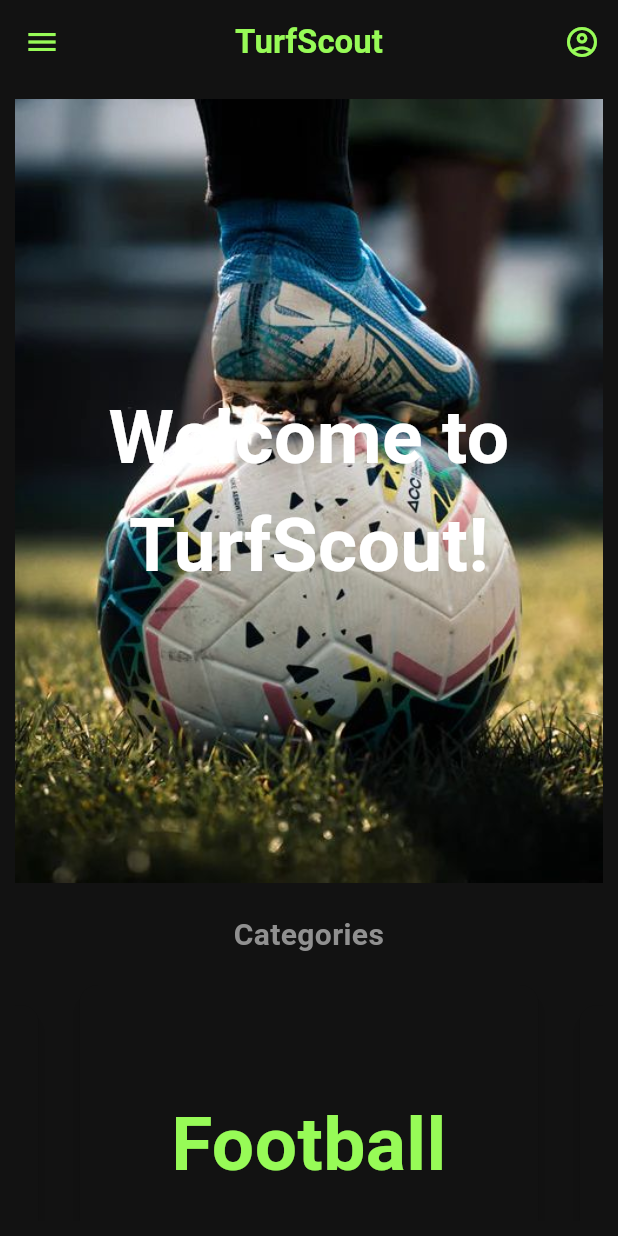
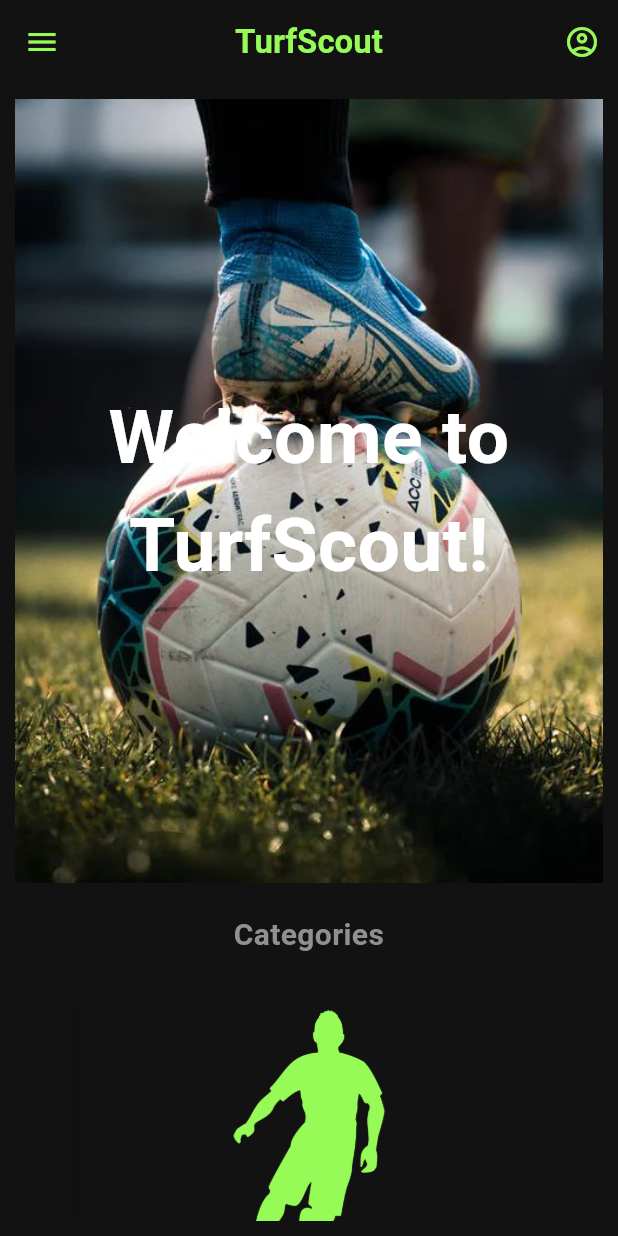
Before and after one commit to Uyog/TurfScout, a Flutter app: the HomePage screen opened directly, on a phone screen of 412 x 824 dp. Run offline on Flutter 3.47's test engine with Material 3 defaults, Android fonts, the phone set to English and light mode, and no system bars; drawn by our look-alikes of carousel_slider; our stand-ins replace animated_splash_screen, firebase_core, page_transition; accounts and stored records are empty.

Commit message:
Progress3

```diff
--- a/lib/screens/home_page.dart
+++ b/lib/screens/home_page.dart
@@ -72,7 +72,10 @@ class HomePage extends StatelessWidget{
 
       //AppBar
        appBar: AppBar(
-        title: const Text("TurfScout", style: TextStyle(color: Color(0xff97FB57), fontWeight: FontWeight.bold),),
+        title: const Text("TurfScout",
+        style: TextStyle(
+          color: Color(0xff97FB57),
+          fontWeight: FontWeight.bold),),
         actions: [
           IconButton(onPressed: (){
              Navigator.push(
@@ -140,19 +143,16 @@ class HomePage extends StatelessWidget{
         ),
       );
     },
-    child:  const SizedBox( width: double.infinity, height: double.infinity,
+    child:   SizedBox( width: double.infinity, height: double.infinity,
       child: Card(
-        color: Color(0xff121212),
+        color: const Color(0xff121212),
         elevation: 4,
-        child: Padding(padding:  EdgeInsets.all(16),
+        child: Padding(padding:  const EdgeInsets.all(16),
           child: Stack(
           children: [
      Positioned(
       child: Center(
-        child: Text(
-          'Football',
-          textAlign: TextAlign.center,
-          style: TextStyle(fontSize: 50, fontWeight: FontWeight.bold,color: Color(0xff97FB57),),),
+        child:Image.asset('assets/images/pngegg (1).png' ,color:const Color(0xff97FB57),)
       ),
     ),
   ],),
@@ -171,22 +171,19 @@ class HomePage extends StatelessWidget{
         MaterialPageRoute<void>(
           builder: (BuildContext context) => const BasketballPage(),
         ),);},
-    child:  const SizedBox(
+    child:   SizedBox(
       width: double.infinity,
       height: double.infinity,
       child:  Card(
-        color: Color(0xff121212),
+        color:const Color(0xff121212),
         elevation: 4,
         child: Padding(
-          padding:  EdgeInsets.all(16),
+          padding:  const EdgeInsets.all(16),
           child:  Stack(
           children: [
      Positioned(
       child: Center(
-        child: Text(
-          'Basketball',
-          textAlign: TextAlign.center,
-          style: TextStyle(fontSize: 50, fontWeight: FontWeight.bold,color: Color(0xff97FB57),),),
+        child: Image.asset('assets/images/pngegg (2).png' ,color:const Color(0xff97FB57),)
       ),
     ),
   ],),
@@ -205,22 +202,19 @@ class HomePage extends StatelessWidget{
         MaterialPageRoute<void>(
           builder: (BuildContext context) => const TennisPage(),
         ),);},
-    child:  const SizedBox(
+    child:   SizedBox(
       width: double.infinity,
       height: double.infinity,
       child:  Card(
-        color: Color(0xff121212),
+        color: const Color(0xff121212),
         elevation: 4,
         child: Padding(
-          padding:  EdgeInsets.all(16),
+          padding:  const EdgeInsets.all(16),
           child:  Stack(
           children: [
      Positioned(
       child: Center(
-        child: Text(
-          'Tennis',
-          textAlign: TextAlign.center,
-          style: TextStyle(fontSize: 50, fontWeight: FontWeight.bold,color: Color(0xff97FB57),),),
+        child:Image.asset('assets/images/pngegg (4).png' ,color:const Color(0xff97FB57),),
       ),
     ),
   ],),
--- a/pubspec.yaml
+++ b/pubspec.yaml
@@ -38,6 +38,7 @@ dependencies:
   carousel_slider: ^4.2.1
   animated_splash_screen: ^1.3.0
   page_transition: ^2.1.0
+  table_calendar: ^3.1.1
 
 dev_dependencies:
   flutter_test:
```
Also changed, not shown: assets/images/Soccer pitch.jpeg (deleted), assets/images/Soccer pitch2.jpg (deleted), assets/images/bmw m4 svg.jpg (deleted), assets/images/pngegg (1).png (added), assets/images/pngegg (2).png (added), assets/images/pngegg (4).png (added), assets/images/soccer.svg (added), lib/firebase_options.dart (added), pubspec.lock, 5 other files.
